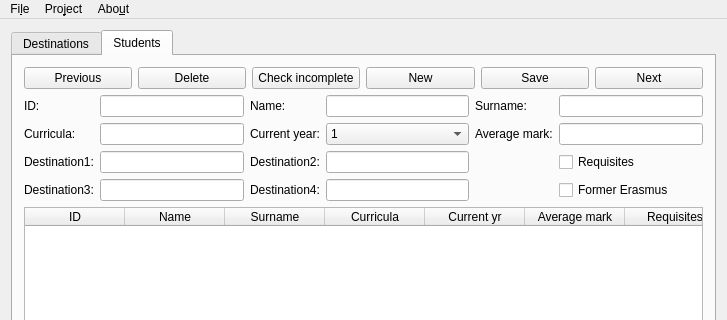
Before: the Qt Designer form mainwindow.ui in zorbaproject/cresta, drawn with Qt 5; both pictures show x 0 to 727 and y 0 to 320 of the 727 by 778 pixel window.
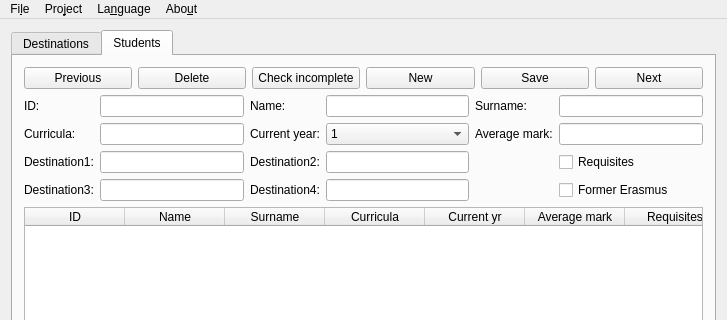
After: the same form once the commit is applied.

What changed in the file:
```diff
--- a/mainwindow.ui
+++ b/mainwindow.ui
@@ -448,8 +448,14 @@
     <addaction name="actionHelp"/>
     <addaction name="actionAbout_Qt"/>
    </widget>
+   <widget class="QMenu" name="menuLanguage">
+    <property name="title">
+     <string>La&amp;nguage</string>
+    </property>
+   </widget>
    <addaction name="menuFile"/>
    <addaction name="menuProject"/>
+   <addaction name="menuLanguage"/>
    <addaction name="menuAbout"/>
   </widget>
   <widget class="QStatusBar" name="statusBar"/>
```
